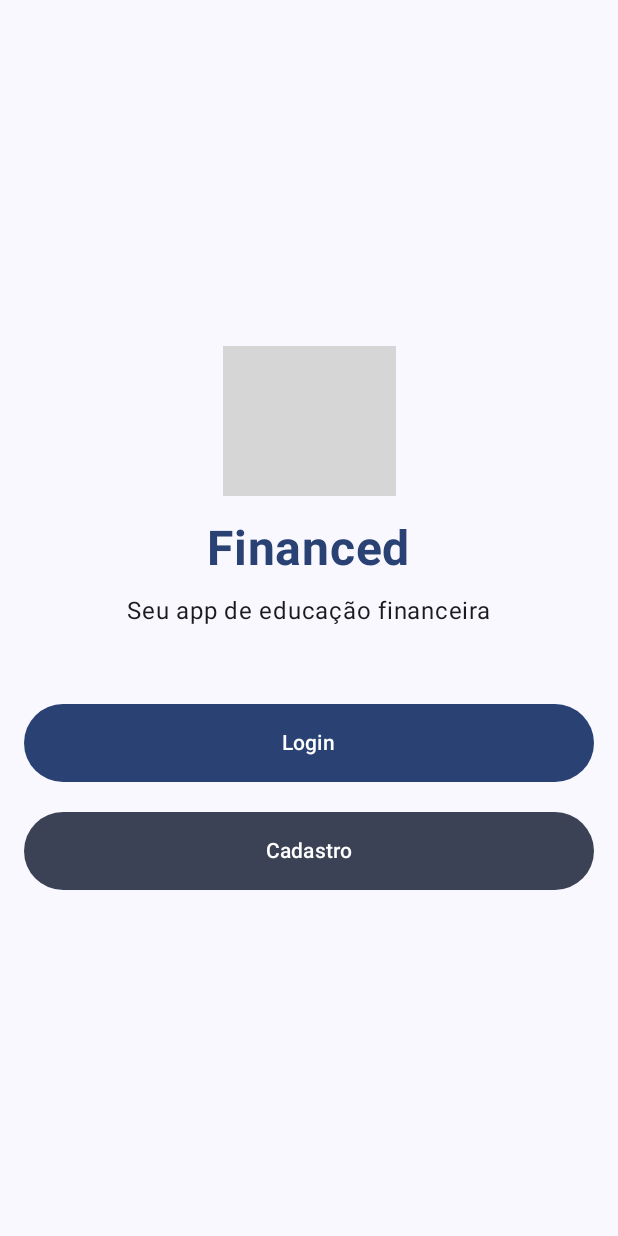
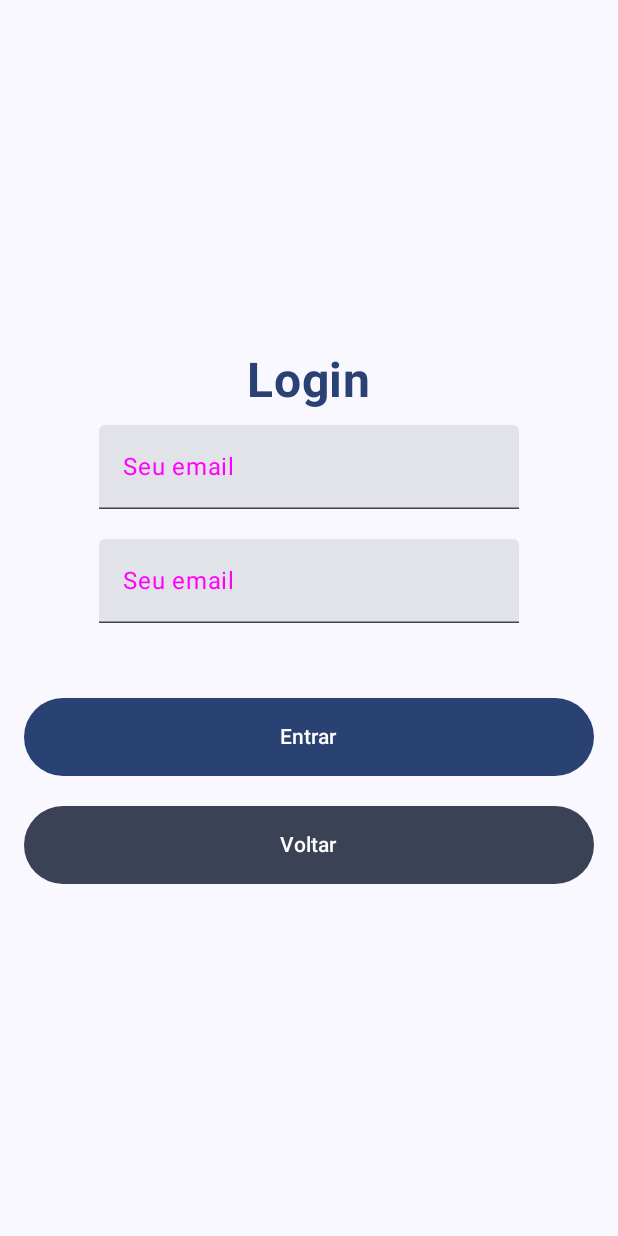
Before and after one commit to joaomelara/financed, an Android app built with Jetpack Compose: the screen it shows after launch (MainActivity), after a tap on "Login", on a phone screen of 412 x 824 dp. Run offline under Robolectric (Android 15) with nearby library versions, the light colour scheme and no system bars; libraries missing offline, so code that uses them is left out: com.mikepenz.iconics; 1 statement that could not run was skipped; grey boxes are pictures that could not be loaded.

Commit message:
Fixed navigation

```diff
--- a/app/src/main/java/com/example/financeseducation/MainActivity.kt
+++ b/app/src/main/java/com/example/financeseducation/MainActivity.kt
@@ -27,19 +27,11 @@ class MainActivity : ComponentActivity() {
                         navController = navController,
                         startDestination = "login"
                     ) {
-                        composable(route = "login") { LoginScreen() }
-                        composable(route = "inputLogin") { InputLogin() }
+                        composable(route = "login") { LoginScreen(navController) }
+                        composable(route = "inputLogin") { InputLogin(navController) }
                     }
                 }
             }
         }
     }
 }
-
-@Preview(showBackground = true)
-@Composable
-fun GreetingPreview() {
-    FinancesEducationTheme {
-        LoginScreen()
-    }
-}
--- a/app/src/main/java/com/example/financeseducation/screens/InputLogin.kt
+++ b/app/src/main/java/com/example/financeseducation/screens/InputLogin.kt
@@ -23,11 +23,12 @@ import androidx.compose.ui.text.font.FontWeight
 import androidx.compose.ui.text.input.KeyboardType
 import androidx.compose.ui.unit.dp
 import androidx.compose.ui.unit.sp
+import androidx.navigation.NavController
 import com.mikepenz.iconics.compose.Image
 import com.mikepenz.iconics.typeface.library.fontawesome.FontAwesome
 
 @Composable
-fun InputLogin() {
+fun InputLogin(navController: NavController) {
     Surface(
         modifier = Modifier.fillMaxSize(),
         color = MaterialTheme.colorScheme.background
@@ -58,7 +59,26 @@ fun InputLogin() {
                 onValueChange = { novoValor ->
                     email.value = novoValor
                 },
-                keyboardOptions = KeyboardOptions(keyboardType = KeyboardType.Number),
+                keyboardOptions = KeyboardOptions(keyboardType = KeyboardType.Email),
+                placeholder = {
+                    Text(text = "Seu email")
+                },
+                colors = TextFieldDefaults.colors(
+                    focusedTextColor = Color.White,
+                    unfocusedTextColor = Color.Green,
+                    unfocusedPlaceholderColor = Color.Magenta
+                )
+            )
+
+            Spacer(modifier = Modifier.height(20.dp))
+
+            // Subtitle
+            TextField(
+                value = "${email.value}",
+                onValueChange = { novoValor ->
+                    email.value = novoValor
+                },
+                keyboardOptions = KeyboardOptions(keyboardType = KeyboardType.Email),
                 placeholder = {
                     Text(text = "Seu email")
                 },
--- a/app/src/main/java/com/example/financeseducation/screens/LoginScreen.kt
+++ b/app/src/main/java/com/example/financeseducation/screens/LoginScreen.kt
@@ -15,11 +15,12 @@ import androidx.compose.ui.graphics.ColorFilter
 import androidx.compose.ui.text.font.FontWeight
 import androidx.compose.ui.unit.dp
 import androidx.compose.ui.unit.sp
+import androidx.navigation.NavController
 import com.mikepenz.iconics.compose.Image
 import com.mikepenz.iconics.typeface.library.fontawesome.FontAwesome
 
 @Composable
-fun LoginScreen() {
+fun LoginScreen(navController: NavController) {
     Surface(
         modifier = Modifier.fillMaxSize(),
         color = MaterialTheme.colorScheme.background
@@ -62,7 +63,7 @@ fun LoginScreen() {
 
             // Login Button
             Button(
-                onClick = { /* Handle login */ },
+                onClick = { navController.navigate("inputLogin") },
                 modifier = Modifier.fillMaxWidth(),
                 colors = ButtonDefaults.buttonColors(containerColor = MaterialTheme.colorScheme.primary)
             ) {
```
